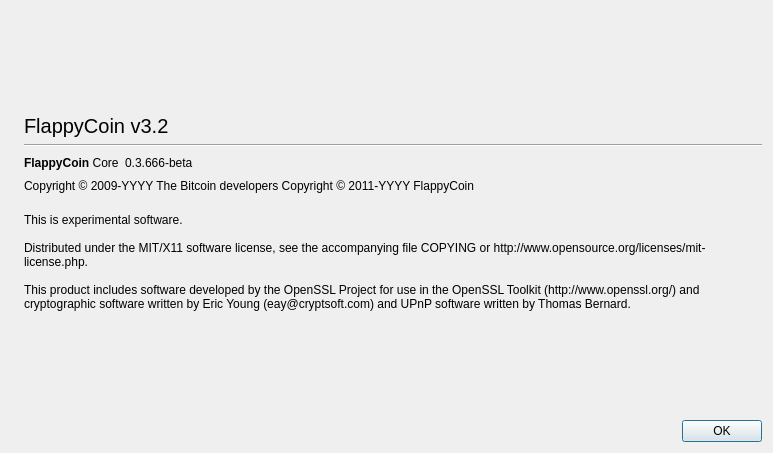
Old version of the form src/qt/forms/aboutdialog.ui in the repository flappycoin-project/flappycoin.
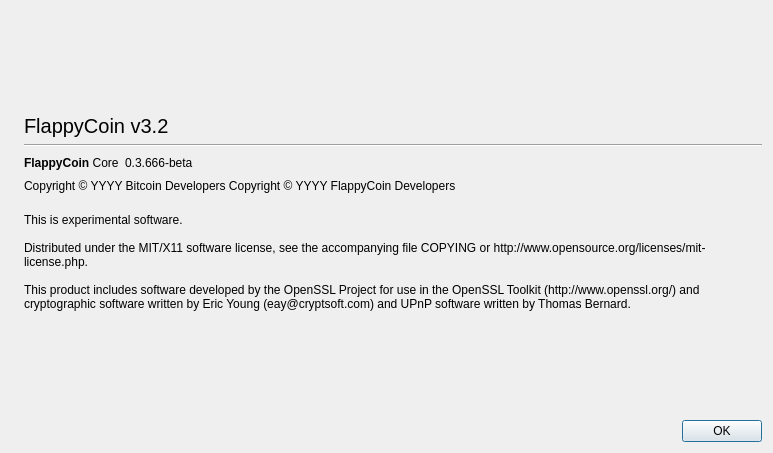
New version of the form. Icons and pictures are not drawn.

What changed in the file:
```diff
--- a/src/qt/forms/aboutdialog.ui
+++ b/src/qt/forms/aboutdialog.ui
@@ -114,8 +114,8 @@
         <cursorShape>IBeamCursor</cursorShape>
        </property>
        <property name="text">
-        <string notr="true">Copyright &amp;copy; 2009-YYYY The Bitcoin developers
-Copyright &amp;copy; 2011-YYYY FlappyCoin</string>
+        <string notr="true">Copyright &amp;copy; YYYY Bitcoin Developers
+Copyright &amp;copy; YYYY FlappyCoin Developers</string>
        </property>
        <property name="textFormat">
         <enum>Qt::RichText</enum>
```
Left out of the diff: 2 changed lines with no effect on the pictures.
